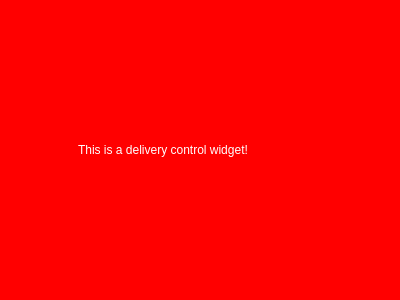
Before: the Qt Designer form modbus-application/deliverycontrol.ui in Wolkabout/offset-printing-machine-simulator-application, drawn with Qt 5.
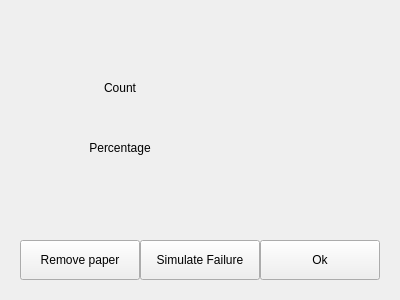
After: the same form once the commit is applied. Icons and pictures are not drawn.

Commit message: D/F/PS control

Diff of the .ui file:
```diff
--- a/modbus-application/deliverycontrol.ui
+++ b/modbus-application/deliverycontrol.ui
@@ -31,22 +31,148 @@
   <property name="windowTitle">
    <string>Delivery</string>
   </property>
+  <property name="autoFillBackground">
+   <bool>true</bool>
+  </property>
   <property name="styleSheet">
-   <string notr="true">background-color: red;
-color: white;
-</string>
+   <string notr="true"/>
   </property>
   <widget class="QLabel" name="label">
    <property name="geometry">
     <rect>
-     <x>78</x>
+     <x>70</x>
+     <y>160</y>
+     <width>100</width>
+     <height>30</height>
+    </rect>
+   </property>
+   <property name="text">
+    <string/>
+   </property>
+   <property name="alignment">
+    <set>Qt::AlignCenter</set>
+   </property>
+  </widget>
+  <widget class="QLabel" name="countTitle">
+   <property name="geometry">
+    <rect>
+     <x>70</x>
+     <y>80</y>
+     <width>100</width>
+     <height>15</height>
+    </rect>
+   </property>
+   <property name="text">
+    <string>Count</string>
+   </property>
+   <property name="alignment">
+    <set>Qt::AlignCenter</set>
+   </property>
+  </widget>
+  <widget class="QLabel" name="percentageTitle">
+   <property name="geometry">
+    <rect>
+     <x>70</x>
      <y>140</y>
-     <width>261</width>
-     <height>20</height>
+     <width>100</width>
+     <height>15</height>
     </rect>
    </property>
    <property name="text">
-    <string>This is a delivery control widget!</string>
+    <string>Percentage</string>
+   </property>
+   <property name="alignment">
+    <set>Qt::AlignCenter</set>
+   </property>
+  </widget>
+  <widget class="QLabel" name="count">
+   <property name="geometry">
+    <rect>
+     <x>70</x>
+     <y>100</y>
+     <width>100</width>
+     <height>30</height>
+    </rect>
+   </property>
+   <property name="text">
+    <string/>
+   </property>
+   <property name="alignment">
+    <set>Qt::AlignCenter</set>
+   </property>
+  </widget>
+  <widget class="QPushButton" name="edit">
+   <property name="geometry">
+    <rect>
+     <x>20</x>
+     <y>240</y>
+     <width>120</width>
+     <height>40</height>
+    </rect>
+   </property>
+   <property name="text">
+    <string>Remove paper</string>
+   </property>
+  </widget>
+  <widget class="QPushButton" name="failure">
+   <property name="geometry">
+    <rect>
+     <x>140</x>
+     <y>240</y>
+     <width>120</width>
+     <height>40</height>
+    </rect>
+   </property>
+   <property name="text">
+    <string>Simulate Failure</string>
+   </property>
+  </widget>
+  <widget class="QPushButton" name="ok">
+   <property name="geometry">
+    <rect>
+     <x>260</x>
+     <y>240</y>
+     <width>120</width>
+     <height>40</height>
+    </rect>
+   </property>
+   <property name="text">
+    <string>Ok</string>
+   </property>
+  </widget>
+  <widget class="QLabel" name="name">
+   <property name="geometry">
+    <rect>
+     <x>20</x>
+     <y>20</y>
+     <width>360</width>
+     <height>40</height>
+    </rect>
+   </property>
+   <property name="text">
+    <string/>
+   </property>
+   <property name="alignment">
+    <set>Qt::AlignCenter</set>
+   </property>
+  </widget>
+  <widget class="QLabel" name="image">
+   <property name="geometry">
+    <rect>
+     <x>200</x>
+     <y>60</y>
+     <width>180</width>
+     <height>180</height>
+    </rect>
+   </property>
+   <property name="text">
+    <string/>
+   </property>
+   <property name="pixmap">
+    <pixmap resource="animations.qrc">:/Animations/Resources/DeliveryAnimation1.gif</pixmap>
+   </property>
+   <property name="alignment">
+    <set>Qt::AlignCenter</set>
    </property>
   </widget>
  </widget>
```
Left out of the diff: 6 changed lines with no effect on the pictures. The commit also changes 6 other files.
